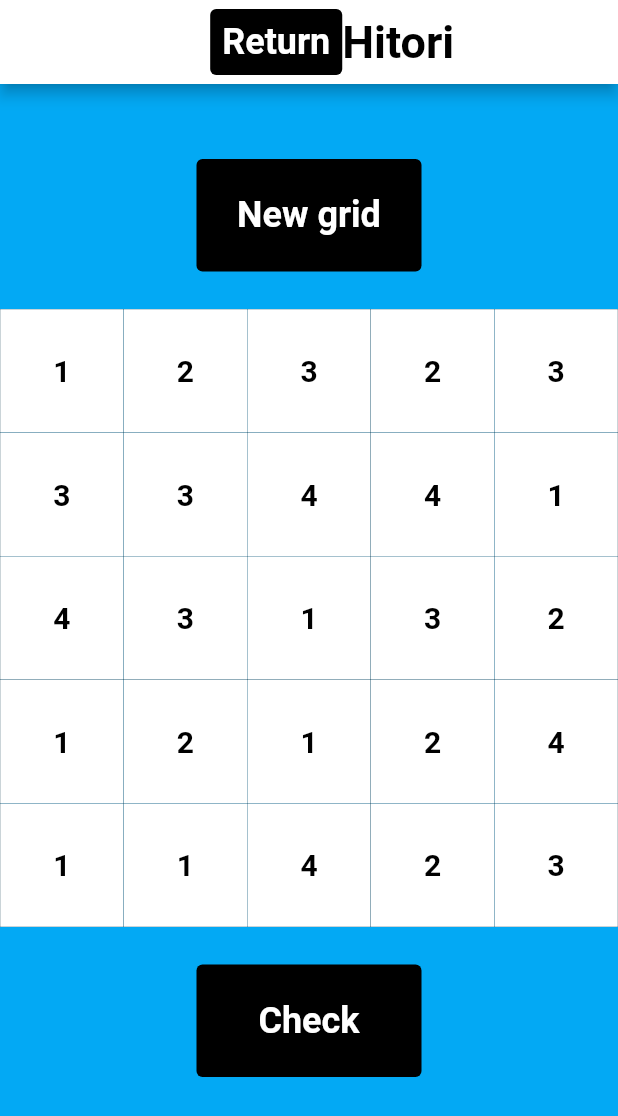
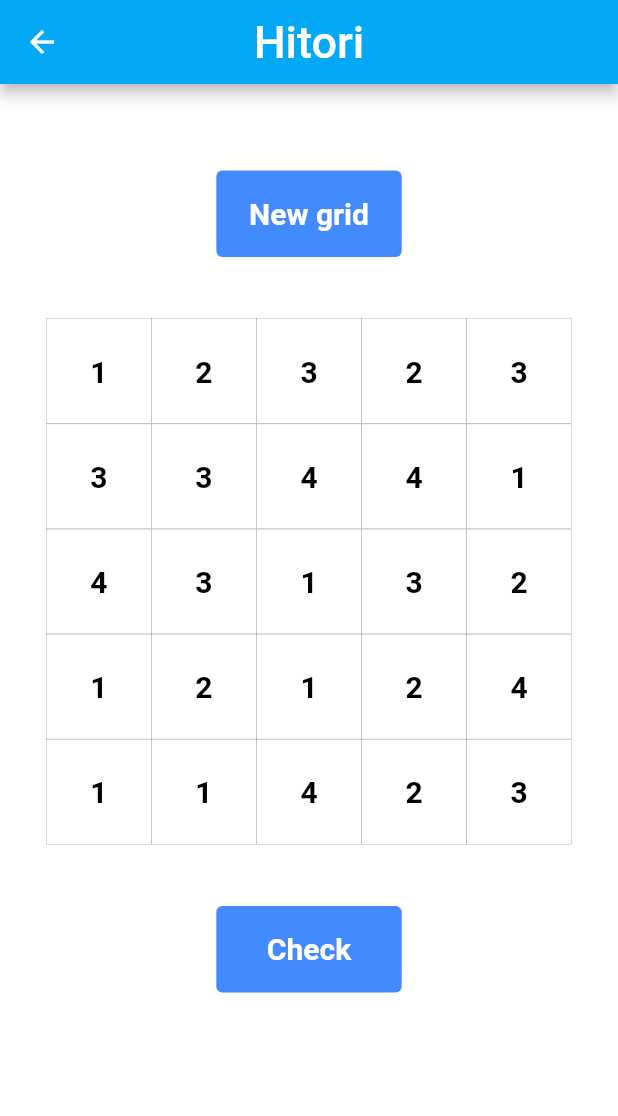
Before and after one commit to AvesSeven/flutterHitori, a Flutter app: the screen it shows after launch, after a tap on "Play", on a phone screen of 412 x 824 dp. Shown: the top 1116 px of the screen. Run offline on Flutter 3.47's test engine with Material 2 defaults, Android fonts, the light colour scheme and no system bars.

Commit message:
fix(pages):style and scrolling

```diff
--- a/lib/pages/Game.dart
+++ b/lib/pages/Game.dart
@@ -41,72 +41,32 @@ class _GameState extends State<Game> {
 
   @override
   Widget build(BuildContext context) {
+    double screenWidth = MediaQuery.of(context).size.width;
+    double screenHeight = MediaQuery.of(context).size.height;
+
     return Scaffold(
-      appBar: AppBar(
+      appBar: new AppBar(
           centerTitle: true,
-          backgroundColor: Colors.white,
-          title: Row(
-            mainAxisAlignment: MainAxisAlignment.center,
-            children: [
-              TextButton(
-                style: ButtonStyle(
-                  foregroundColor:
-                      MaterialStateProperty.all<Color>(Colors.white),
-                  backgroundColor:
-                      MaterialStateProperty.all<Color>(Colors.black),
-                ),
-                onPressed: () {
-                  Navigator.pushNamed(
-                    context,
-                    '/',
-                  );
-                },
-                child: const Text(
-                  'Return',
-                  textAlign: TextAlign.center,
-                  style: TextStyle(
-                    fontSize: 24,
-                    fontWeight: FontWeight.bold,
+        title: new Text("Hitori", style: TextStyle(fontSize: 30)),
+          backgroundColor: const Color(0xFF03A9F4),
+          leading: new IconButton(
+          icon: new Icon(Icons.arrow_back),
+          onPressed: () => Navigator.pushNamed(context, '/'),
           ),
       ),
-              ),
-              Text(
-                widget.title,
-                style: const TextStyle(
-                  color: Colors.black,
-                  fontSize: 30,
-                  fontWeight: FontWeight.bold,
-                ),
-              ),
-              const SizedBox(
-                width: 25,
-              ),
-            ],
-          )),
-      backgroundColor: const Color(0xFF03A9F4),
-      body: SingleChildScrollView(
-        scrollDirection: Axis.vertical,
-        child: Align(
-          alignment: Alignment.center,
-          child: Column(
-            mainAxisAlignment: MainAxisAlignment.start,
-            crossAxisAlignment: CrossAxisAlignment.center,
+      backgroundColor: Colors.white,
+      body: Column(
             children: [
-              const SizedBox(
-                height: 25,
-              ),
-              const SizedBox(
-                height: 25,
-              ),
-              SizedBox(
-                width: 150.0,
-                height: 75.0,
+              Container(height: screenHeight * 0.07,),
+              Container(
+                width: screenWidth * 0.3,
+                height: screenHeight * 0.07,
                 child: TextButton(
                   style: ButtonStyle(
                     foregroundColor:
                         MaterialStateProperty.all<Color>(Colors.white),
                     backgroundColor:
-                        MaterialStateProperty.all<Color>(Colors.black),
+                        MaterialStateProperty.all<Color>(Colors.blueAccent),
                   ),
                   onPressed: () {
                     initGrid();
@@ -115,14 +75,17 @@ class _GameState extends State<Game> {
                     'New grid',
                     textAlign: TextAlign.center,
                     style: TextStyle(
-                      fontSize: 24,
+                      fontSize: 20,
                       fontWeight: FontWeight.bold,
                     ),
                   ),
                 ),
               ),
-              const SizedBox(height: 25),
-              GridWidget(
+              Container(height: screenHeight * 0.05),
+              Container(
+                width: screenWidth * 0.85,
+                height: screenWidth * 0.85,
+                child: GridWidget(
                     grid: grid,
                     onCellTapped: (row, col) {
                       setState(() {
@@ -130,16 +93,17 @@ class _GameState extends State<Game> {
                         cell.blackened = !cell.blackened;
                       });
                     }),
-              const SizedBox(height: 25),
-              SizedBox(
-                width: 150.0,
-                height: 75.0,
+              ),
+              Container(height: screenHeight * 0.05),
+              Container(
+                width: screenWidth * 0.3,
+                height: screenHeight * 0.07,
                 child: TextButton(
                   style: ButtonStyle(
                     foregroundColor:
                         MaterialStateProperty.all<Color>(Colors.white),
                     backgroundColor:
-                        MaterialStateProperty.all<Color>(Colors.black),
+                        MaterialStateProperty.all<Color>(Colors.blueAccent),
                   ),
                   onPressed: () {
                     Navigator.pushNamed(
@@ -151,16 +115,13 @@ class _GameState extends State<Game> {
                     'Check',
                     textAlign: TextAlign.center,
                     style: TextStyle(
-                      fontSize: 24,
+                      fontSize: 20,
                       fontWeight: FontWeight.bold,
                     ),
                   ),
                 ),
               ),
-              const SizedBox(height: 25),
             ],
-          ),
-        ),
           ),
         );
   }
--- a/lib/pages/Home.dart
+++ b/lib/pages/Home.dart
@@ -5,39 +5,40 @@ class Home extends StatelessWidget {
 
   @override
   Widget build(BuildContext context) {
+    double screenWidth = MediaQuery.of(context).size.width;
+    double screenHeight = MediaQuery.of(context).size.height;
+
     return Scaffold(
       backgroundColor: const Color(0xFF03A9F4),
-      body: SingleChildScrollView(
-        scrollDirection: Axis.vertical,
-        child: Align(
-          alignment: Alignment.center,
-          child: Column(
+      body: Column(
             mainAxisAlignment: MainAxisAlignment.start,
             crossAxisAlignment: CrossAxisAlignment.center,
             children: [
-              const SizedBox(height: 250),
+              Container(height: screenHeight * 0.3),
               const Text(
                 "Hitori",
                 textAlign: TextAlign.center,
                 style: TextStyle(
-                  color: Colors.black,
+                  color: Colors.white,
                   fontSize: 40,
                   fontWeight: FontWeight.bold,
                 ),
               ),
-              const SizedBox(height: 30),
+              Container(height: screenHeight * 0.025),
               ClipRRect(
                 borderRadius: BorderRadius.circular(10.0),
-                child:  const Image(
+                child:  Container (
+                  height: screenHeight * 0.15,
+                  width: screenHeight * 0.15,
+                  child: const Image(
                     image: AssetImage('assets/hitori-game.png'),
-                    height: 150,
-                    width: 150,
                   ),
+                ),
               ),
-              const SizedBox(height: 100),
-              SizedBox(
-                width: 120,
-                height: 60.0,
+              Container(height: screenHeight * 0.1),
+              Container(
+                width: screenWidth * 0.3,
+                height: screenHeight * 0.07,
                 child: TextButton(
                   style: ButtonStyle(
                     foregroundColor: MaterialStateProperty.all<Color>(Colors.white),
@@ -53,18 +54,15 @@ class Home extends StatelessWidget {
                     'Play',
                     textAlign: TextAlign.center,
                     style: TextStyle(
-                      fontSize: 24,
+                      fontSize: 20,
                       fontWeight: FontWeight.bold,
                       color: Colors.black
                     ),
                   ),
                 ),
               ),
-              const SizedBox(height: 25),
             ],
           ),
-        ),
-      ),
-    );
+        );
   }
 }
--- a/lib/widget/GridWidget.dart
+++ b/lib/widget/GridWidget.dart
@@ -12,6 +12,7 @@ class GridWidget extends StatelessWidget {
   Widget build(BuildContext context) {
     return GridView.builder(
       shrinkWrap: true,
+      physics: NeverScrollableScrollPhysics(),
       gridDelegate: SliverGridDelegateWithFixedCrossAxisCount(
         crossAxisCount: grid.length,
       ),
```
Also changed, not shown: 2 other files. Lines whose indentation alone changed are shown as unchanged.
